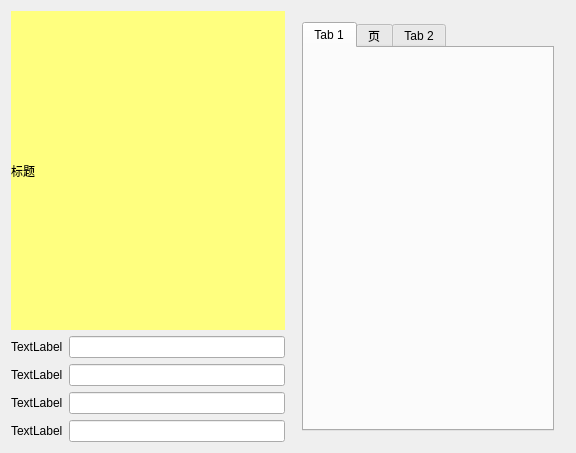
Old version of the form Qt/UILayout/UILayout/UiLay.ui in the repository Lxxing/BasicSytax.
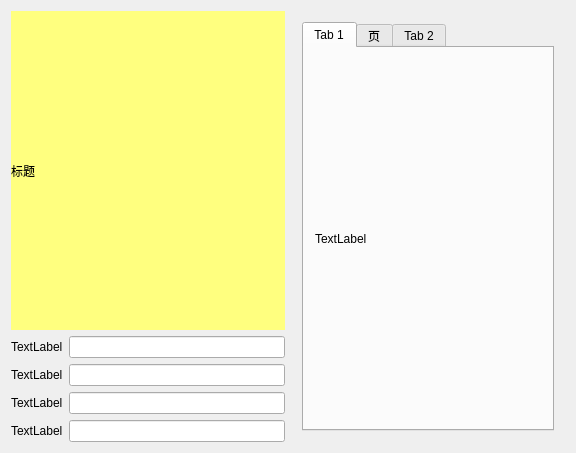
New version of the form.

Commit message: stack布局测试

What changed in the file:
```diff
--- a/Qt/UILayout/UILayout/UiLay.ui
+++ b/Qt/UILayout/UILayout/UiLay.ui
@@ -108,6 +108,15 @@
            <attribute name="title">
             <string>Tab 1</string>
            </attribute>
+           <layout class="QGridLayout" name="gridLayout_2">
+            <item row="0" column="0">
+             <widget class="QLabel" name="label_6">
+              <property name="text">
+               <string>TextLabel</string>
+              </property>
+             </widget>
+            </item>
+           </layout>
           </widget>
           <widget class="QWidget" name="tab_3">
            <attribute name="title">
```
Left out of the diff: 3 changed lines with no effect on the pictures.
